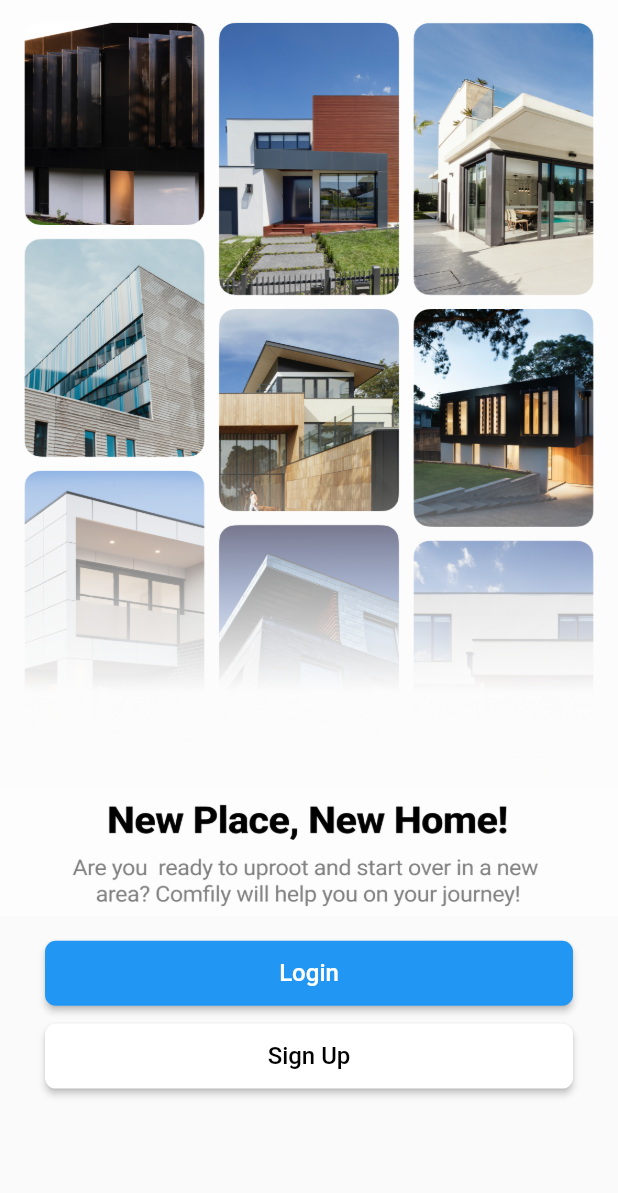
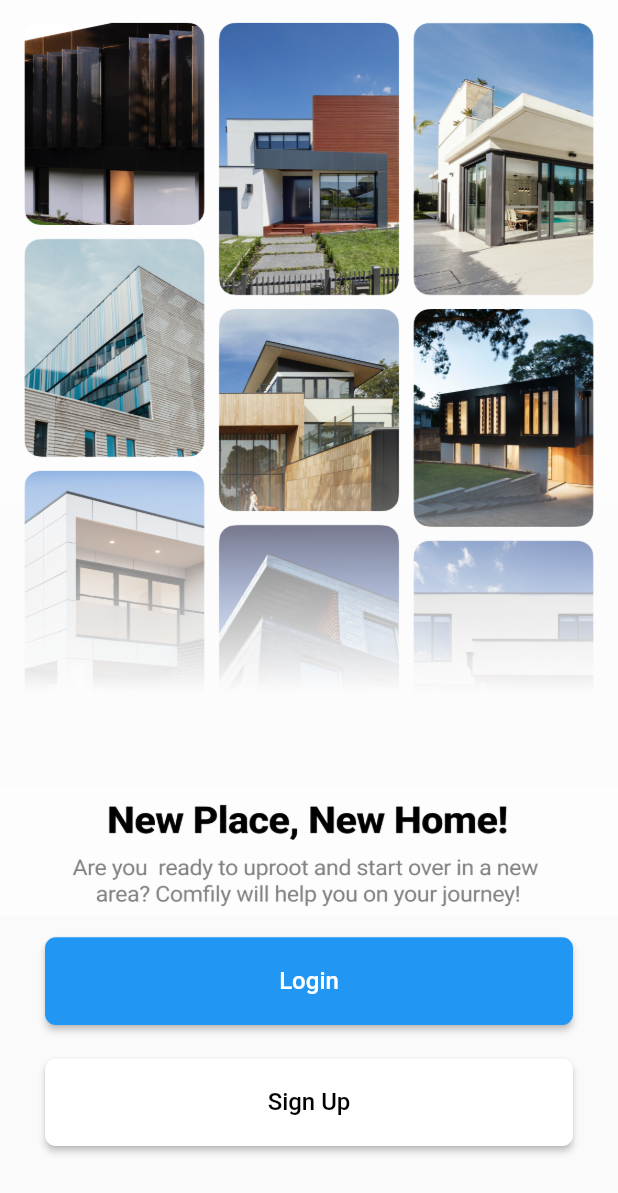
Before and after one commit to OdikemeEbi/Comfily, a Flutter app: the screen it shows after launch, on a phone screen of 412 x 824 dp. Shown: the top 1193 px of the screen. Run offline on Flutter 3.47's test engine with Material 2 defaults, Android fonts, the light colour scheme and no system bars; our stand-ins replace get.

Commit message:
new commts

```diff
--- a/lib/screens/onboarding_screen.dart
+++ b/lib/screens/onboarding_screen.dart
@@ -32,7 +32,7 @@ class Home extends StatelessWidget {
               height: Dimensions.height20,
             ),
             Container(
-              // height: 60,
+              height: NewDimensions.height52,
               padding: EdgeInsets.only(
                   left: Dimensions.width20, right: Dimensions.width20),
               child: ElevatedButton(
@@ -51,10 +51,10 @@ class Home extends StatelessWidget {
                   child: BigText(text: "Login")),
             ),
             SizedBox(
-              height: Dimensions.height10,
+              height: NewDimensions.height20,
             ),
             Container(
-              // height: 60,
+              height: NewDimensions.height52,
               padding: EdgeInsets.only(
                   left: Dimensions.width20, right: Dimensions.width20),
               child: ElevatedButton(
--- a/lib/screens/signupscreen.dart
+++ b/lib/screens/signupscreen.dart
@@ -33,6 +33,9 @@ class _SignUpScreenState extends State<SignUpScreen> {
         child: Form(
           key: _formKey,
           child: SingleChildScrollView(
+            child: Container(
+              width: NewDimensions.screenWidth,
+              height: NewDimensions.screenHeight,
               child: Column(
                 crossAxisAlignment: CrossAxisAlignment.start,
                 mainAxisAlignment: MainAxisAlignment.start,
@@ -247,6 +250,7 @@ class _SignUpScreenState extends State<SignUpScreen> {
             ),
           ),
         ),
+      ),
     );
   }
 }
--- a/pubspec.yaml
+++ b/pubspec.yaml
@@ -77,9 +77,9 @@ flutter:
   # list giving the asset and other descriptors for the font. For
   # example:
   # fonts:
-  #  - family: Roboto
-  #  fonts:
-  #  - asset: fonts/Roboto-Regular.ttf
+  #   - family: Roboto
+  #     fonts:
+  #       - asset: fonts/Roboto-Regular.ttf
   #       - asset: fonts/Schyler-Italic.ttf
   #         style: italic
   #   - family: Trajan Pro
```
Also changed, not shown: lib/screens/login.dart (+4 -4 lines). Lines whose indentation alone changed are shown as unchanged.
